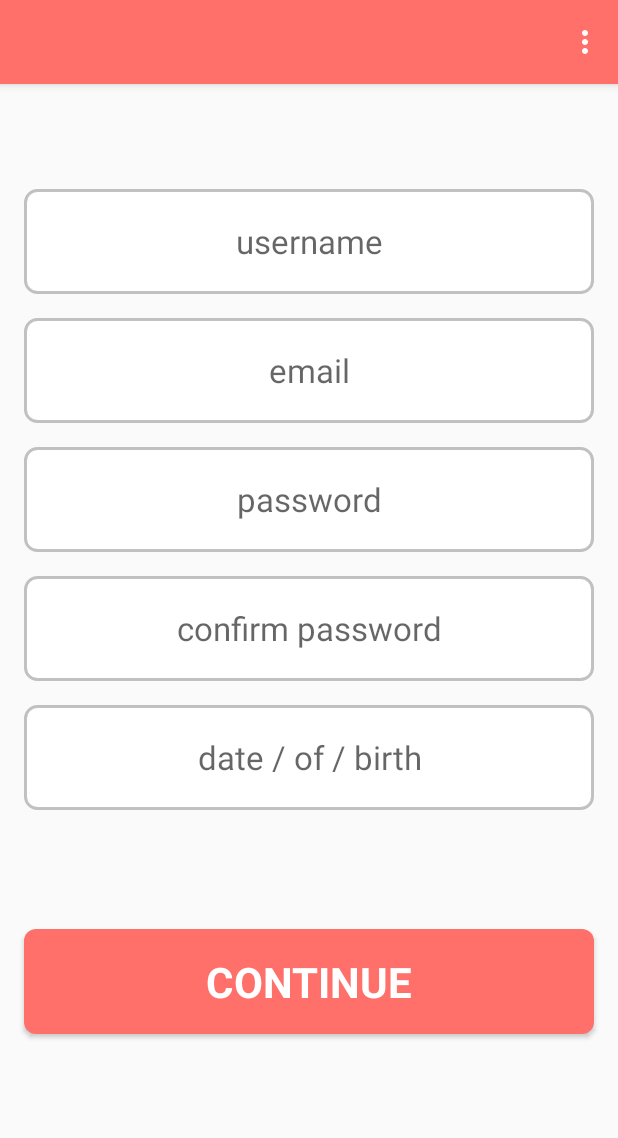
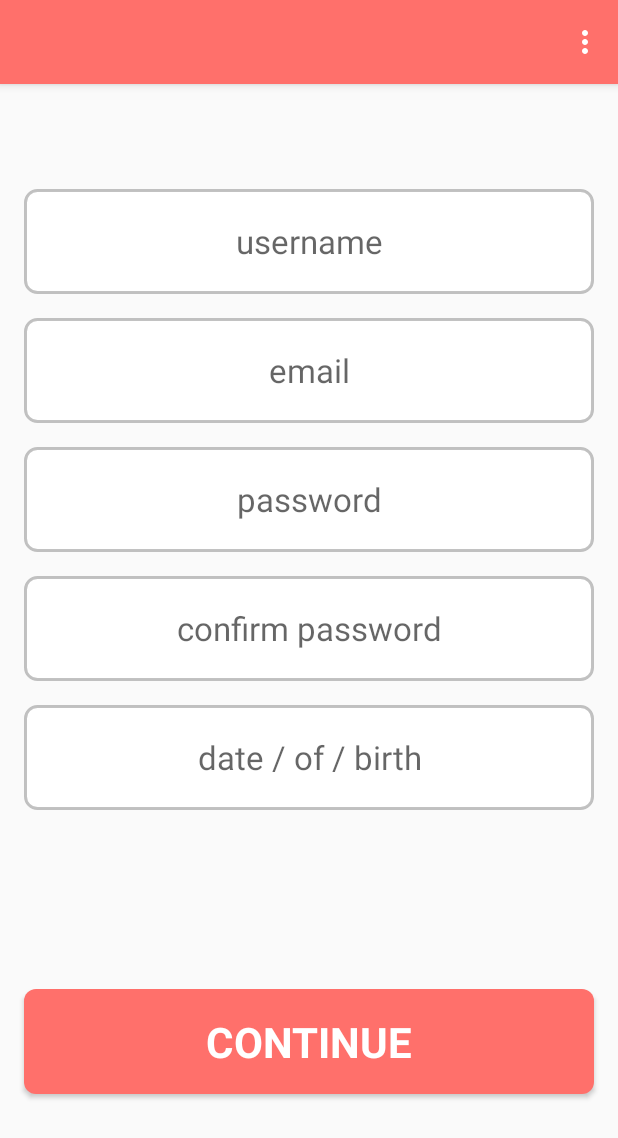
Before and after one commit to LolaAbudu/Stir, an Android app: the fragment SignUpFragment placed in its activity, on a phone screen of 412 x 824 dp. Shown: the top 1138 px of the screen. Run offline under Robolectric (Android 15) with nearby library versions, the phone set to English and light mode, and no system bars; our stand-ins replace ButterKnife, Firebase (no records; nobody signed in at launch, a user with empty details on screens opened directly); 1 statement that could not run was skipped.

Commit message:
modified margins on edittexts and buttons

```diff
--- a/app/src/main/res/layout/activity_login.xml
+++ b/app/src/main/res/layout/activity_login.xml
@@ -20,8 +20,6 @@
     <EditText
         style="@style/AppEditText"
         android:id="@+id/login_email_editText"
-        android:layout_marginTop="16dp"
-        android:layout_marginBottom="16dp"
         android:hint="@string/login_email_hint"
         android:inputType="text"
         app:layout_constraintBottom_toTopOf="@+id/login_password_editText"
@@ -32,8 +30,6 @@
     <EditText
         style="@style/AppEditText"
         android:id="@+id/login_password_editText"
-        android:layout_marginTop="16dp"
-        android:layout_marginBottom="16dp"
         android:hint="@string/login_password_hint"
         android:inputType="textPassword"
         app:layout_constraintBottom_toTopOf="@+id/login_button"
--- a/app/src/main/res/layout/fragment_sign_up.xml
+++ b/app/src/main/res/layout/fragment_sign_up.xml
@@ -8,8 +8,7 @@
 
     <EditText
         android:id="@+id/sign_up_username_editText"
-        style="@style/AppEditText"
-        android:layout_marginTop="70dp"
+        style="@style/AppUsernameEditText"
         android:hint="username"
         android:inputType="text"
         app:layout_constraintLeft_toLeftOf="parent"
@@ -19,7 +18,6 @@
     <EditText
         android:id="@+id/sign_up_email_editText"
         style="@style/AppEditText"
-        android:layout_marginTop="16dp"
         android:hint="email"
         android:inputType="text"
         app:layout_constraintLeft_toLeftOf="parent"
@@ -29,7 +27,6 @@
     <EditText
         android:id="@+id/sign_up_password_editText"
         style="@style/AppEditText"
-        android:layout_marginTop="16dp"
         android:hint="password"
         android:inputType="textPassword"
         app:layout_constraintLeft_toLeftOf="parent"
@@ -39,7 +36,6 @@
     <EditText
         android:id="@+id/sign_up_confirm_editText"
         style="@style/AppEditText"
-        android:layout_marginTop="16dp"
         android:hint="confirm password"
         android:inputType="textPassword"
         app:layout_constraintLeft_toLeftOf="parent"
@@ -49,7 +45,6 @@
     <EditText
         android:id="@+id/sign_up_birth_editText"
         style="@style/AppEditText"
-        android:layout_marginTop="16dp"
         android:hint="date / of / birth"
         android:inputType="date"
         app:layout_constraintLeft_toLeftOf="parent"
@@ -60,8 +55,6 @@
         android:id="@+id/sign_up_continue_button"
         style="@style/AppButton"
         android:text="continue"
-        android:layout_marginTop="24dp"
-        android:layout_marginBottom="80dp"
         app:layout_constraintBottom_toBottomOf="parent"
         app:layout_constraintLeft_toLeftOf="parent"
         app:layout_constraintRight_toRightOf="parent"
--- a/app/src/main/res/values/styles.xml
+++ b/app/src/main/res/values/styles.xml
@@ -14,8 +14,11 @@
     </style>
 
     <style name="AppButton">
-        <item name="android:layout_width">380dp</item>
+        <item name="android:layout_width">match_parent</item>
         <item name="android:layout_height">70dp</item>
+        <item name="android:layout_marginTop">24dp</item>
+        <item name="android:layout_marginLeft">16dp</item>
+        <item name="android:layout_marginRight">16dp</item>
         <item name="android:textAlignment">center</item>
         <item name="android:textColor">@color/colorWhiteText</item>
         <item name="android:textSize">28sp</item>
@@ -27,8 +30,23 @@
     </style>
 
     <style name="AppEditText">
-        <item name="android:layout_width">380dp</item>
+        <item name="android:layout_width">match_parent</item>
         <item name="android:layout_height">70dp</item>
+        <item name="android:layout_margin">16dp</item>
+        <item name="android:textAlignment">center</item>
+        <item name="android:textSize">22sp</item>
+        <item name="android:fontFamily">sans-serif</item>
+        <item name="android:background">@drawable/round_edittext</item>
+        <item name="android:foreground">?attr/selectableItemBackground</item>
+        <item name="android:focusable">true</item>
+    </style>
+
+    <style name="AppUsernameEditText">
+        <item name="android:layout_width">match_parent</item>
+        <item name="android:layout_height">70dp</item>
+        <item name="android:layout_marginTop">70dp</item>
+        <item name="android:layout_marginLeft">16dp</item>
+        <item name="android:layout_marginRight">16dp</item>
         <item name="android:textAlignment">center</item>
         <item name="android:textSize">22sp</item>
         <item name="android:fontFamily">sans-serif</item>
```
